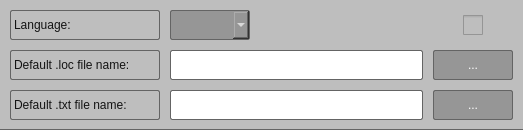
Qt form src/forms/LanguageWidget.ui (psv-git/BDOLang) before a commit.
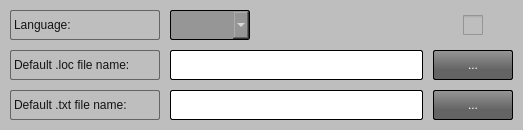
The same form after that commit. Icons and pictures are not drawn. Custom widgets are drawn as their Qt base class.

```diff
--- a/src/forms/LanguageWidget.ui
+++ b/src/forms/LanguageWidget.ui
@@ -34,7 +34,6 @@
   <property name="styleSheet">
    <string notr="true">QWidget {
 	background-color: rgb(190, 190, 190);
-	border-bottom: 1px solid  rgb(100, 100, 100);
 }
 </string>
   </property>
@@ -73,9 +72,9 @@
 	font: 75 12pt &quot;Liberation Sans&quot;;
 	color: rgb(255, 255, 255);
 
-	background-color: rgb(150, 150, 150);
+	background-color: qlineargradient(x1: 0, y1: 0, x2: 0, y2: 0.67,  stop: 0 rgb(150,150, 150), stop: 1 rgb(100, 100, 100));
 
-	border: 1px solid  rgb(100, 100, 100);
+	border: 1px solid  rgb(0, 0, 0);
 	border-radius: 2px;
 }
 
@@ -84,7 +83,7 @@
 }
 
 QPushButton:disabled {
-	background-color: rgb(190, 190, 190);
+	background-color: rgb(150, 150, 150);
 }
 </string>
    </property>
@@ -120,7 +119,7 @@
 
 	background-color: rgb(255, 255, 255);
 
-	border: 1px solid  rgb(100, 100, 100);
+	border: 1px solid  rgb(0, 0, 0);
 	border-radius: 2px;
 }
 </string>
@@ -189,7 +188,7 @@
 
 	background-color: rgb(255, 255, 255);
 
-	border: 1px solid  rgb(100, 100, 100);
+	border: 1px solid  rgb(0, 0, 0);
 	border-radius: 2px;
 }
 </string>
@@ -286,9 +285,9 @@
 	font: 75 12pt &quot;Liberation Sans&quot;;
 	color: rgb(255, 255, 255);
 
-	background-color: rgb(150, 150, 150);
+	background-color: qlineargradient(x1: 0, y1: 0, x2: 0, y2: 0.67,  stop: 0 rgb(150,150, 150), stop: 1 rgb(100, 100, 100));
 
-	border: 1px solid  rgb(100, 100, 100);
+	border: 1px solid  rgb(0, 0, 0);
 	border-radius: 2px;
 }
 
@@ -297,7 +296,7 @@
 }
 
 QPushButton:disabled {
-	background-color: rgb(190, 190, 190);
+	background-color: rgb(150, 150, 150);
 }
 </string>
    </property>
@@ -400,7 +399,7 @@
 
 	background-color: rgb(150, 150, 150);
 
-	border: 1px solid  rgb(100, 100, 100);
+	border: 1px solid  rgb(0, 0, 0);
 	border-radius: 2px;
 }
 
```
Left out of the diff: 4 changed lines with no effect on the pictures.
